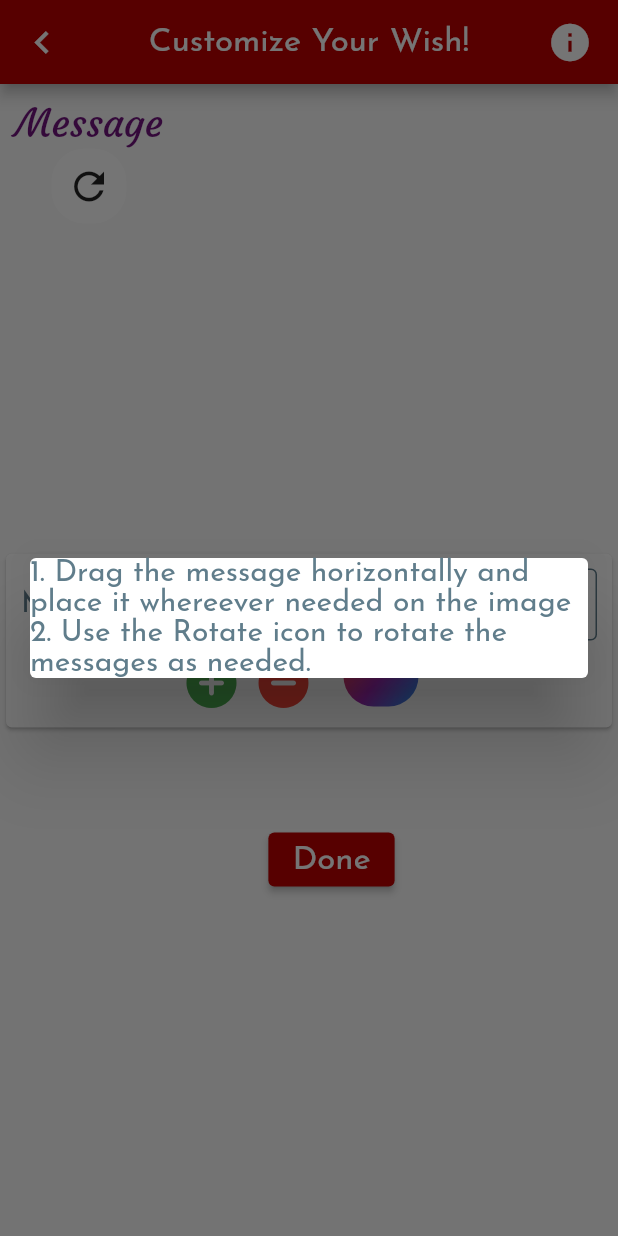
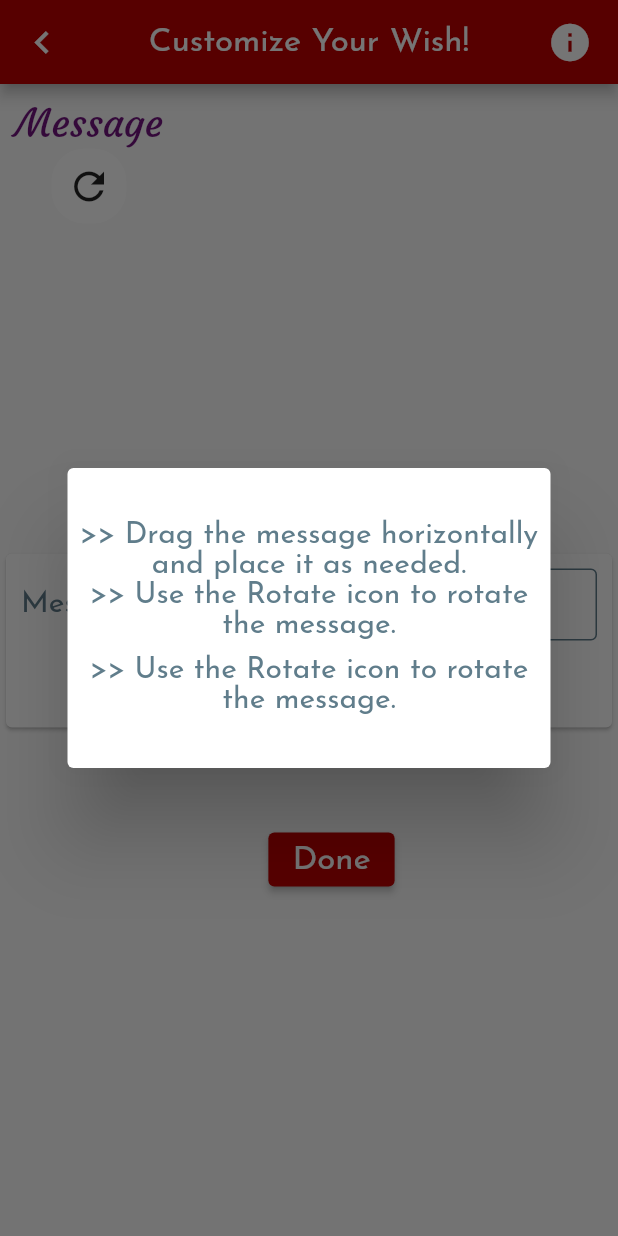
Before and after one commit to nayanabhatm/Wisher, a Flutter app: the UserInputScreen screen opened directly, after a tap on the "info" icon, on a phone screen of 412 x 824 dp. Run offline on Flutter 3.47's test engine with Material 2 defaults, Android fonts, the phone set to English and light mode, and no system bars; our stand-ins replace cached_network_image, connectivity, firebase_core, firebase_storage, image_picker, share; accounts and stored records are empty.

Commit message:
few minor updates

```diff
--- a/lib/screens/user_input.dart
+++ b/lib/screens/user_input.dart
@@ -53,26 +53,8 @@ class _UserInputScreenState extends State<UserInputScreen> {
             padding: const EdgeInsets.only(right: Styles.padding8),
             child: IconButton(
               onPressed: () {
-                showDialog(
-                  context: context,
-                  builder: (BuildContext context) {
-                    return Container(
-                      margin: const EdgeInsets.all(Styles.padding10),
-                      child: Dialog(
-                        insetPadding: const EdgeInsets.all(Styles.padding10),
-                        child: Column(
-                          mainAxisSize: MainAxisSize.min,
-                          children: const [
-                            Text(
-                                '1. Drag the message horizontally and place it whereever needed on the image'),
-                            Text(
-                                '2. Use the Rotate icon to rotate the messages as needed. '),
-                          ],
-                        ),
-                      ),
-                    );
-                  },
-                );
+                AppDialog.showAppDialog(
+                    context, infoDialogChildWidgets(), true);
               },
               icon: const Icon(
                 Icons.info,
@@ -126,7 +108,10 @@ class _UserInputScreenState extends State<UserInputScreen> {
                                         showRotateIcon = false;
                                       });
 
-                                      AppDialog.showProgressIndicator(context);
+                                      AppDialog.showAppDialog(
+                                          context,
+                                          progressBarDialogChildWidgets(),
+                                          false);
                                       await Future.delayed(
                                           const Duration(seconds: 1), () async {
                                         imageBytes = await _capturePng(context);
@@ -151,6 +136,37 @@ class _UserInputScreenState extends State<UserInputScreen> {
         },
       ),
     );
+  }
+
+  List<Widget> progressBarDialogChildWidgets() {
+    return const [
+      CircularProgressIndicator(),
+      SizedBox(
+        height: Styles.padding10,
+      ),
+      Text(
+        Constants.pleaseWait,
+      ),
+    ];
+  }
+
+  List<Widget> infoDialogChildWidgets() {
+    return const [
+      SizedBox(
+        height: Styles.padding10,
+      ),
+      Text(
+        Constants.infoText1,
+        textAlign: TextAlign.center,
+      ),
+      SizedBox(
+        height: Styles.padding10,
+      ),
+      Text(
+        Constants.infoText2,
+        textAlign: TextAlign.center,
+      ),
+    ];
   }
 
   showShareDialog(BuildContext context, Uint8List imageUInt8list) async {
--- a/lib/utils/constants.dart
+++ b/lib/utils/constants.dart
@@ -27,6 +27,10 @@ class Constants {
   static const String pleaseWait = 'Please Wait...';
   static const String pinImagePath = 'assets/images/pin.png';
   static const String imageName = 'Image.jpg';
+  static const String infoText1 =
+      '>> Drag the message horizontally and place it as needed. \n>> Use the Rotate icon to rotate the message.';
+  static const String infoText2 =
+      '>> Use the Rotate icon to rotate the message.';
 
   // Wish String constants
   static const String republicDay = 'RepublicDay';
--- a/lib/widgets/app_dialog.dart
+++ b/lib/widgets/app_dialog.dart
@@ -1,14 +1,14 @@
 import 'package:flutter/material.dart';
-import 'package:wisher/utils/constants.dart';
 import 'package:wisher/utils/widget_style.dart';
 
 class AppDialog {
-  static void showProgressIndicator(BuildContext context) {
+  static void showAppDialog(BuildContext context, List<Widget> childWidgets,
+      bool barrierDismissible) {
     showDialog(
-      barrierDismissible: false,
+      barrierDismissible: barrierDismissible,
       context: context,
       builder: (context) => WillPopScope(
-        onWillPop: () async => false,
+        onWillPop: () async => barrierDismissible,
         child: Dialog(
           insetPadding: const EdgeInsets.all(Styles.padding45),
           shape: RoundedRectangleBorder(
@@ -26,15 +26,7 @@ class AppDialog {
                 Center(
                   child: Column(
                     mainAxisAlignment: MainAxisAlignment.center,
-                    children: const [
-                      CircularProgressIndicator(),
-                      SizedBox(
-                        height: Styles.padding10,
-                      ),
-                      Text(
-                        Constants.pleaseWait,
-                      ),
-                    ],
+                    children: childWidgets,
                   ),
                 ),
                 const SizedBox(
```
